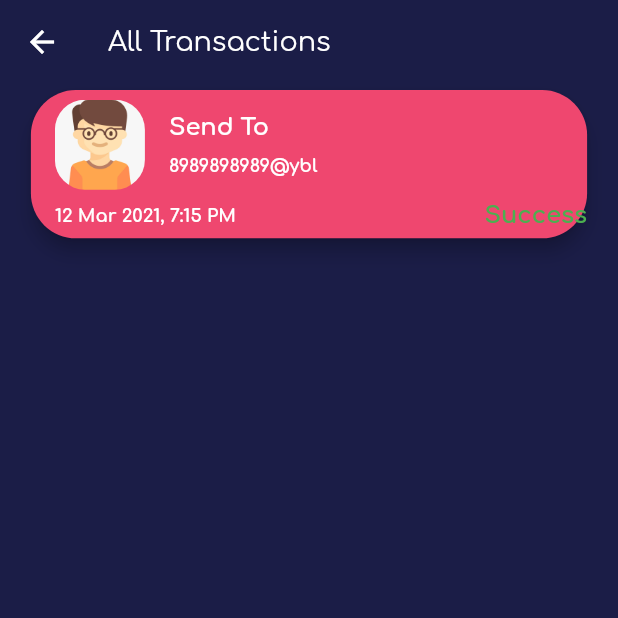
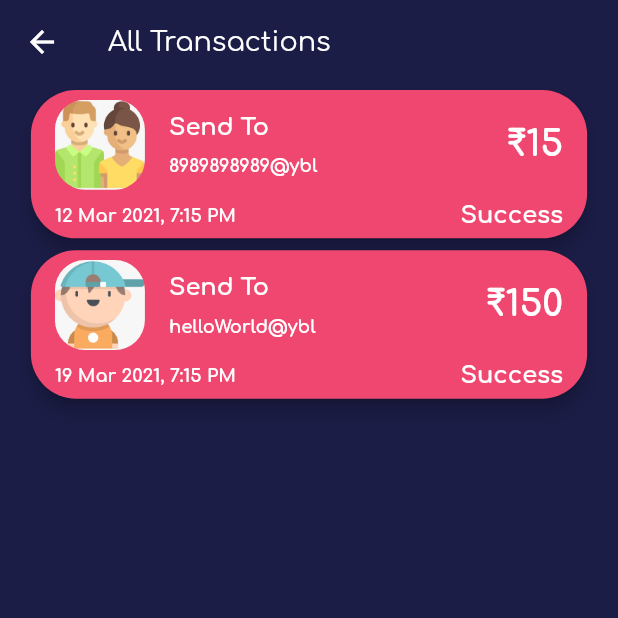
Before and after one commit to shivams1011/nuclei_hackathon_groot, a Flutter app: the TransactionScreen screen opened by its route, on a phone screen of 412 x 824 dp, the top half of it. Run offline on Flutter 3.47's test engine with Material 2 defaults, Android fonts, the light colour scheme and no system bars; our stand-ins replace google_fonts, image_picker, percent_indicator; accounts and stored records are empty; generated files the repository leaves out were written again.

Commit message:
final code again

```diff
--- a/lib/screen/transaction_screen/transaction_screen.dart
+++ b/lib/screen/transaction_screen/transaction_screen.dart
@@ -87,6 +87,15 @@ class _TransactionScreenState extends State<TransactionScreen> {
                           ),
                         ],
                       ),
+                      Expanded(child: Container()),
+                      Padding(
+                        padding: const EdgeInsets.all(16.0),
+                        child: Text(
+                              '₹15',
+                              style: FontUtil.setTextStyle(
+                                  fontSize: 24.0, fontWeight: FontWeight.w700),
+                            ),
+                      ),
                     ],
                   ),
                   Padding(
@@ -99,12 +108,14 @@ class _TransactionScreenState extends State<TransactionScreen> {
                               fontSize: 12.0, fontWeight: FontWeight.w700),
                         ),
                         Expanded(child: Container()),
-                        Text(
-                          'Success',
-                          style: FontUtil.setTextStyle(
-                              fontSize: 16.0,
-                              fontColor: Colors.green,
-                              fontWeight: FontWeight.bold),
+                        Padding(
+                          padding: const EdgeInsets.only(right: 16.0),
+                          child: Text(
+                            'Success',
+                            style: FontUtil.setTextStyle(
+                                fontSize: 16.0,
+                                fontWeight: FontWeight.bold),
+                          ),
                         ),
                       ],
                     ),
@@ -113,6 +124,97 @@ class _TransactionScreenState extends State<TransactionScreen> {
               ),
             ),
           ),
+
+          Card(
+            color: Color(ColorsUtil.accountCardColor),
+            elevation: 5,
+            shape: RoundedRectangleBorder(
+              borderRadius: BorderRadius.all(
+                Radius.circular(30),
+              ),
+            ),
+            child: Container(
+              width: MediaQuery.of(context).size.width * 0.90,
+              height: MediaQuery.of(context).size.height * 0.12,
+              child: Column(
+                crossAxisAlignment: CrossAxisAlignment.start,
+                mainAxisAlignment: MainAxisAlignment.center,
+                children: [
+                  Row(
+                    crossAxisAlignment: CrossAxisAlignment.center,
+                    children: [
+                      SizedBox(
+                        width: 16.0,
+                      ),
+                      ClipRRect(
+                        borderRadius: BorderRadius.all(Radius.circular(20)),
+                        child: Image.asset(
+                          ImageUtils.minorImage,
+                          width: 60,
+                          height: 60,
+                          fit: BoxFit.fill,
+                        ),
+                      ),
+                      SizedBox(
+                        width: 16.0,
+                      ),
+                      Column(
+                        crossAxisAlignment: CrossAxisAlignment.start,
+                        mainAxisAlignment: MainAxisAlignment.center,
+                        children: [
+                          Text(
+                            'Send To',
+                            style: FontUtil.setTextStyle(
+                                fontSize: 16.0, fontWeight: FontWeight.bold),
+                          ),
+                          SizedBox(
+                            height: 10.0,
+                          ),
+                          Text(
+                            'helloWorld@ybl',
+                            style: FontUtil.setTextStyle(
+                                fontSize: 12.0, fontWeight: FontWeight.w700),
+                          ),
+                        ],
+                      ),
+                      Expanded(child: Container()),
+                      Padding(
+                        padding: const EdgeInsets.all(16.0),
+                        child: Text(
+                              '₹150',
+                              style: FontUtil.setTextStyle(
+                                  fontSize: 24.0, fontWeight: FontWeight.w700),
+                            ),
+                      ),
+                    ],
+                  ),
+                  Padding(
+                    padding: const EdgeInsets.only(left: 16.0, top: 8.0),
+                    child: Row(
+                      children: [
+                        Text(
+                          '19 Mar 2021, 7:15 PM',
+                          style: FontUtil.setTextStyle(
+                              fontSize: 12.0, fontWeight: FontWeight.w700),
+                        ),
+                        Expanded(child: Container()),
+                        Padding(
+                          padding: const EdgeInsets.only(right: 16.0),
+                          child: Text(
+                            'Success',
+                            style: FontUtil.setTextStyle(
+                                fontSize: 16.0,
+                                fontWeight: FontWeight.bold),
+                          ),
+                        ),
+                      ],
+                    ),
+                  )
+                ],
+              ),
+            ),
+          ),
+
         ],
       ),
     );
```
Also changed, not shown: lib/screen/home_screen/home_screen.dart (+56 -5 lines), assets/images/g.jpeg, assets/images/g1.jpeg (added).
